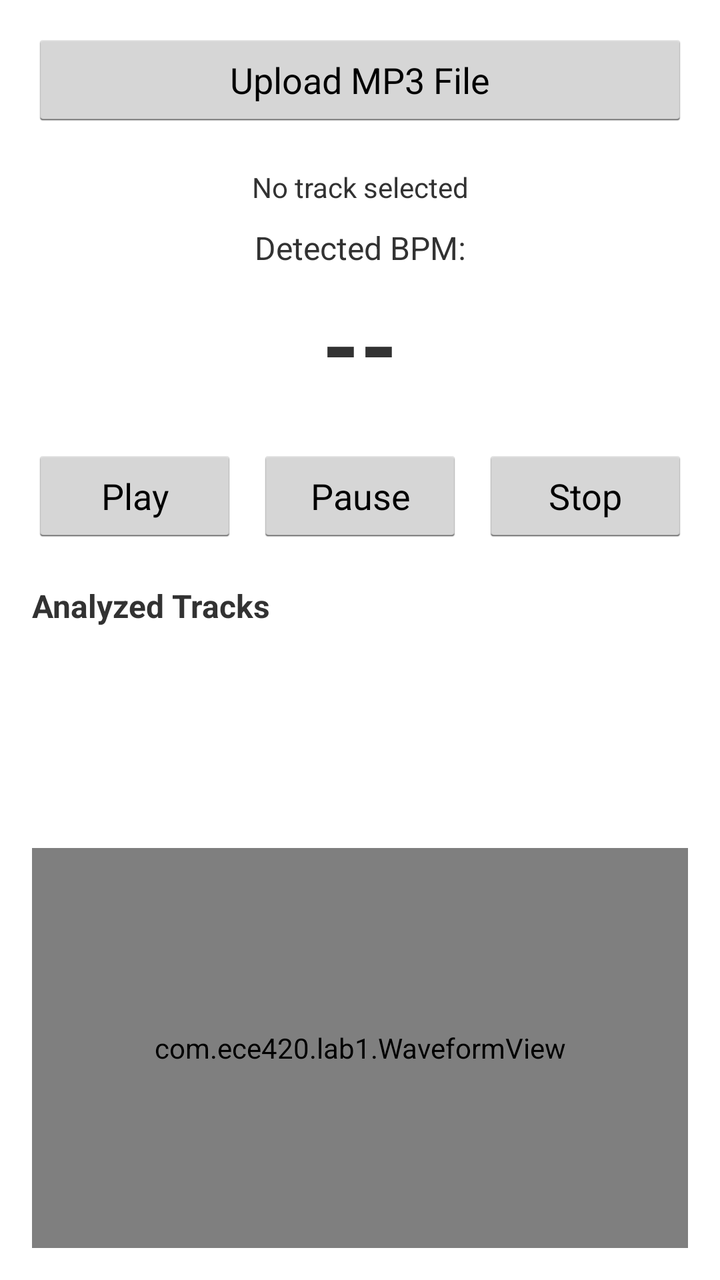
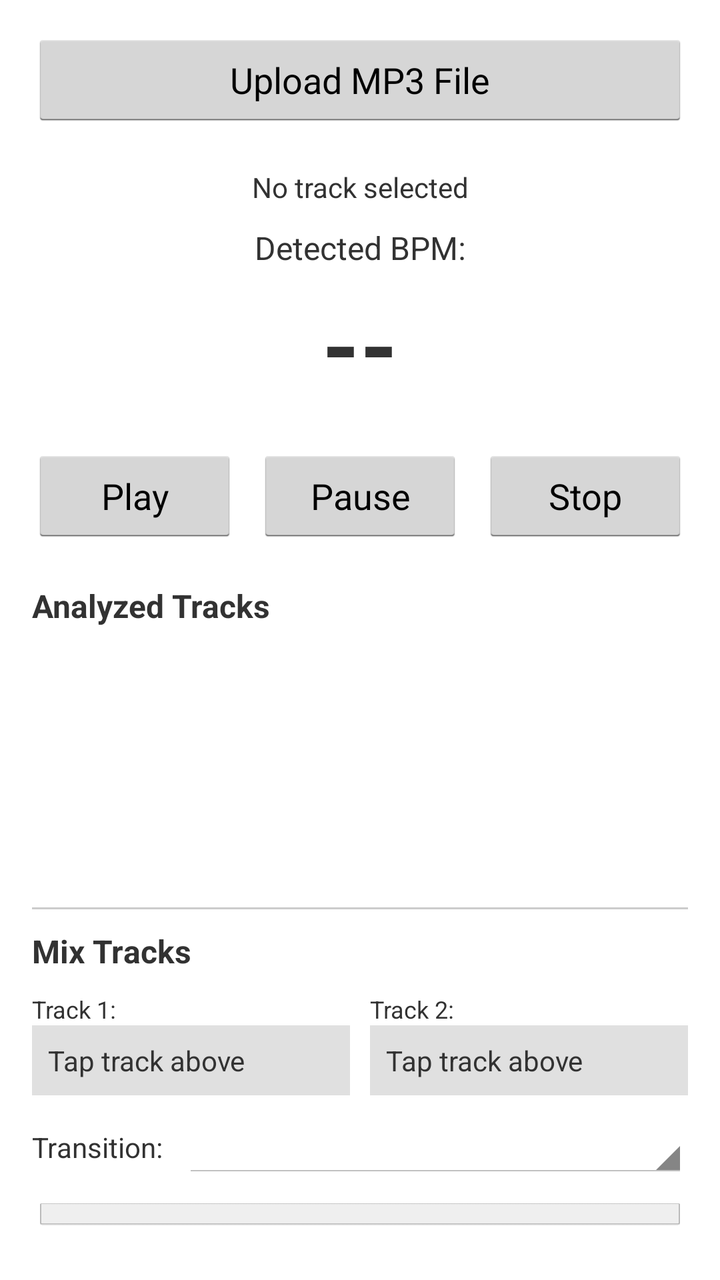

Screens rendered from an Android XML layout before and after an edit, with the pre-edit source and the edit as a unified diff.
<!-- AndroidManifest.xml: application theme AppTheme -->
<!-- res/layout/activity_dj.xml -->
<?xml version="1.0" encoding="utf-8"?>

<LinearLayout xmlns:android="http://schemas.android.com/apk/res/android"
    xmlns:tools="http://schemas.android.com/tools"
    android:layout_width="match_parent"
    android:layout_height="match_parent"
    android:orientation="vertical"
    android:padding="16dp"
    tools:context=".DJActivity">

    
    <Button
        android:id="@+id/btnSelectFile"
        android:layout_width="match_parent"
        android:layout_height="wrap_content"
        android:text="Upload MP3 File"
        android:textSize="18sp"
        android:layout_marginBottom="20dp" />

    
    <TextView
        android:id="@+id/tvCurrentTrack"
        android:layout_width="match_parent"
        android:layout_height="wrap_content"
        android:text="No track selected"
        android:textSize="14sp"
        android:gravity="center"
        android:layout_marginBottom="10dp" />

    
    <TextView
        android:id="@+id/tvBPMLabel"
        android:layout_width="match_parent"
        android:layout_height="wrap_content"
        android:text="Detected BPM:"
        android:textSize="16sp"
        android:gravity="center" />

    <TextView
        android:id="@+id/tvBPMValue"
        android:layout_width="match_parent"
        android:layout_height="wrap_content"
        android:text="--"
        android:textSize="48sp"
        android:textStyle="bold"
        android:gravity="center"
        android:layout_marginTop="5dp"
        android:layout_marginBottom="20dp" />

    
    <LinearLayout
        android:layout_width="match_parent"
        android:layout_height="wrap_content"
        android:orientation="horizontal"
        android:gravity="center"
        android:layout_marginBottom="20dp">

        <Button
            android:id="@+id/btnPlay"
            android:layout_width="0dp"
            android:layout_height="wrap_content"
            android:layout_weight="1"
            android:text="Play"
            android:layout_marginRight="5dp" />

        <Button
            android:id="@+id/btnPause"
            android:layout_width="0dp"
            android:layout_height="wrap_content"
            android:layout_weight="1"
            android:text="Pause"
            android:layout_marginLeft="5dp"
            android:layout_marginRight="5dp" />

        <Button
            android:id="@+id/btnStop"
            android:layout_width="0dp"
            android:layout_height="wrap_content"
            android:layout_weight="1"
            android:text="Stop"
            android:layout_marginLeft="5dp" />
    </LinearLayout>

    
    <TextView
        android:layout_width="match_parent"
        android:layout_height="wrap_content"
        android:text="Analyzed Tracks"
        android:textSize="16sp"
        android:textStyle="bold"
        android:layout_marginBottom="10dp" />

    <ListView
        android:id="@+id/lvTrackList"
        android:layout_width="match_parent"
        android:layout_height="0dp"
        android:layout_weight="1"
        android:divider="#CCCCCC"
        android:dividerHeight="1dp" />

    
    <com.ece420.lab1.WaveformView
        android:id="@+id/waveformView"
        android:layout_width="match_parent"
        android:layout_height="200dp"
        android:layout_marginTop="10dp" />

</LinearLayout>
<!-- resources referenced by this layout -->
<resources>
  <style name="AppTheme" parent="android:Theme.Holo.Light.DarkActionBar">
          
      </style>
</resources>

<!-- the commit's change to res/layout/activity_dj.xml (unified diff, before → after) -->
@@ -93,16 +93,134 @@
     <ListView
         android:id="@+id/lvTrackList"
         android:layout_width="match_parent"
-        android:layout_height="0dp"
-        android:layout_weight="1"
+        android:layout_height="120dp"
         android:divider="#CCCCCC"
         android:dividerHeight="1dp" />
 
     
+    <View
+        android:layout_width="match_parent"
+        android:layout_height="1dp"
+        android:background="#CCCCCC"
+        android:layout_marginTop="10dp"
+        android:layout_marginBottom="10dp" />
+
+    
+    <TextView
+        android:layout_width="match_parent"
+        android:layout_height="wrap_content"
+        android:text="Mix Tracks"
+        android:textSize="16sp"
+        android:textStyle="bold"
+        android:layout_marginBottom="10dp" />
+
+    
+    <LinearLayout
+        android:layout_width="match_parent"
+        android:layout_height="wrap_content"
+        android:orientation="horizontal"
+        android:layout_marginBottom="10dp">
+
+        
+        <LinearLayout
+            android:layout_width="0dp"
+            android:layout_height="wrap_content"
+            android:layout_weight="1"
+            android:orientation="vertical"
+            android:layout_marginEnd="5dp">
+
+            <TextView
+                android:layout_width="match_parent"
+                android:layout_height="wrap_content"
+                android:text="Track 1:"
+                android:textSize="12sp" />
+
+            <TextView
+                android:id="@+id/tvTrack1Selection"
+                android:layout_width="match_parent"
+                android:layout_height="wrap_content"
+                android:text="Tap track above"
+                android:textSize="14sp"
+                android:background="#E0E0E0"
+                android:padding="8dp"
+                android:singleLine="true"
+                android:ellipsize="end" />
+        </LinearLayout>
+
+        
+        <LinearLayout
+            android:layout_width="0dp"
+            android:layout_height="wrap_content"
+            android:layout_weight="1"
+            android:orientation="vertical"
+            android:layout_marginStart="5dp">
+
+            <TextView
+                android:layout_width="match_parent"
+                android:layout_height="wrap_content"
+                android:text="Track 2:"
+                android:textSize="12sp" />
+
+            <TextView
+                android:id="@+id/tvTrack2Selection"
+                android:layout_width="match_parent"
+                android:layout_height="wrap_content"
+                android:text="Tap track above"
+                android:textSize="14sp"
+                android:background="#E0E0E0"
+                android:padding="8dp"
+                android:singleLine="true"
+                android:ellipsize="end" />
+        </LinearLayout>
+    </LinearLayout>
+
+    
+    <LinearLayout
+        android:layout_width="match_parent"
+        android:layout_height="wrap_content"
+        android:orientation="horizontal"
+        android:gravity="center_vertical"
+        android:layout_marginBottom="10dp">
+
+        <TextView
+            android:layout_width="wrap_content"
+            android:layout_height="wrap_content"
+            android:text="Transition:"
+            android:textSize="14sp"
+            android:layout_marginEnd="10dp" />
+
+        <Spinner
+            android:id="@+id/spinnerTransitionType"
+            android:layout_width="0dp"
+            android:layout_height="wrap_content"
+            android:layout_weight="1" />
+    </LinearLayout>
+
+    
+    <Button
+        android:id="@+id/btnMix"
+        android:layout_width="match_parent"
+        android:layout_height="wrap_content"
+        android:text="Mix Tracks"
+        android:textSize="16sp"
+        android:enabled="false"
+        android:layout_marginBottom="10dp" />
+
+    
+    <TextView
+        android:id="@+id/tvMixStatus"
+        android:layout_width="match_parent"
+        android:layout_height="wrap_content"
+        android:text=""
+        android:textSize="14sp"
+        android:gravity="center"
+        android:visibility="gone" />
+
+    
     <com.ece420.lab1.WaveformView
         android:id="@+id/waveformView"
         android:layout_width="match_parent"
-        android:layout_height="200dp"
+        android:layout_height="100dp"
         android:layout_marginTop="10dp" />
 
 </LinearLayout>
